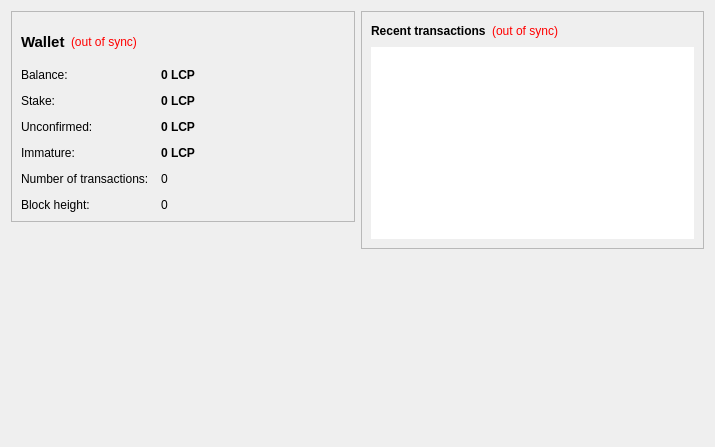
This is src/qt/forms/overviewpage.ui in Crypto-Currency/SpiderByte as Qt 5 draws it before an edit. The edited form follows.
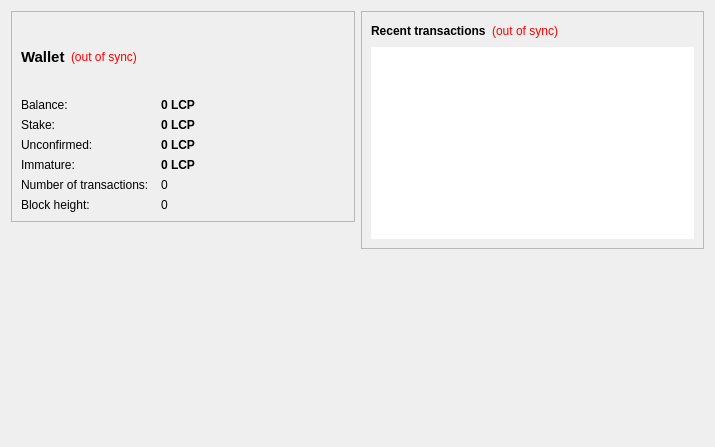
This is the edited form. Icons and pictures are not drawn.

The edit to the form file:
```diff
--- a/src/qt/forms/overviewpage.ui
+++ b/src/qt/forms/overviewpage.ui
@@ -104,7 +104,7 @@
            <number>12</number>
           </property>
           <property name="verticalSpacing">
-           <number>12</number>
+           <number>6</number>
           </property>
           <item row="0" column="0">
            <widget class="QLabel" name="label">
```
